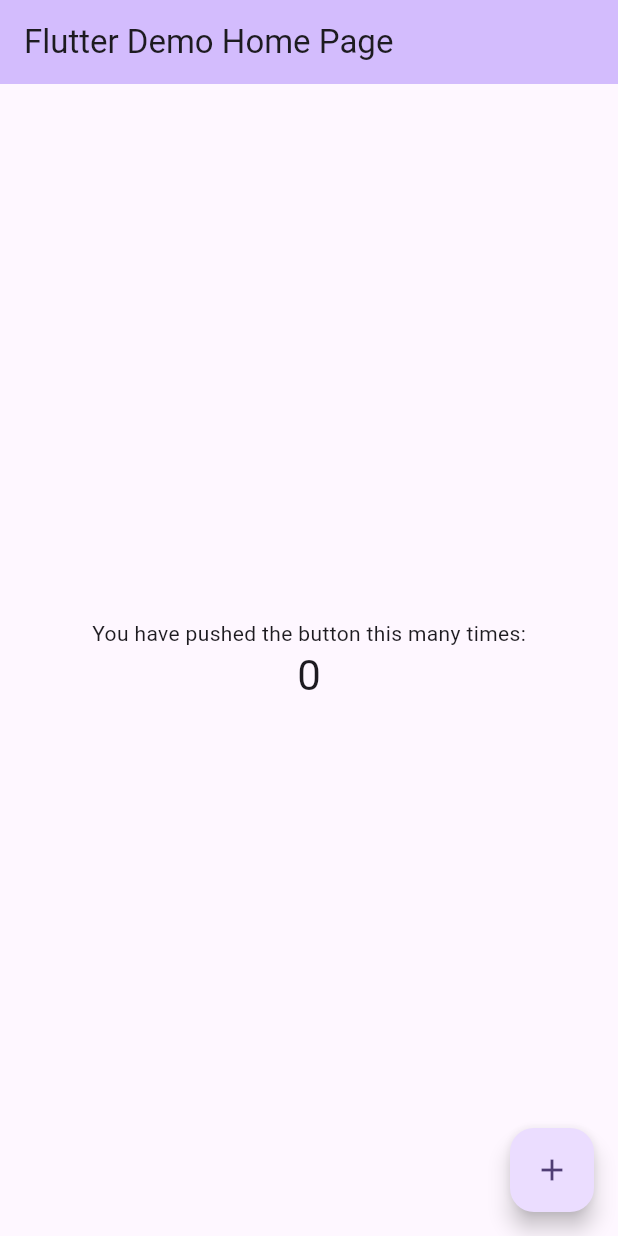
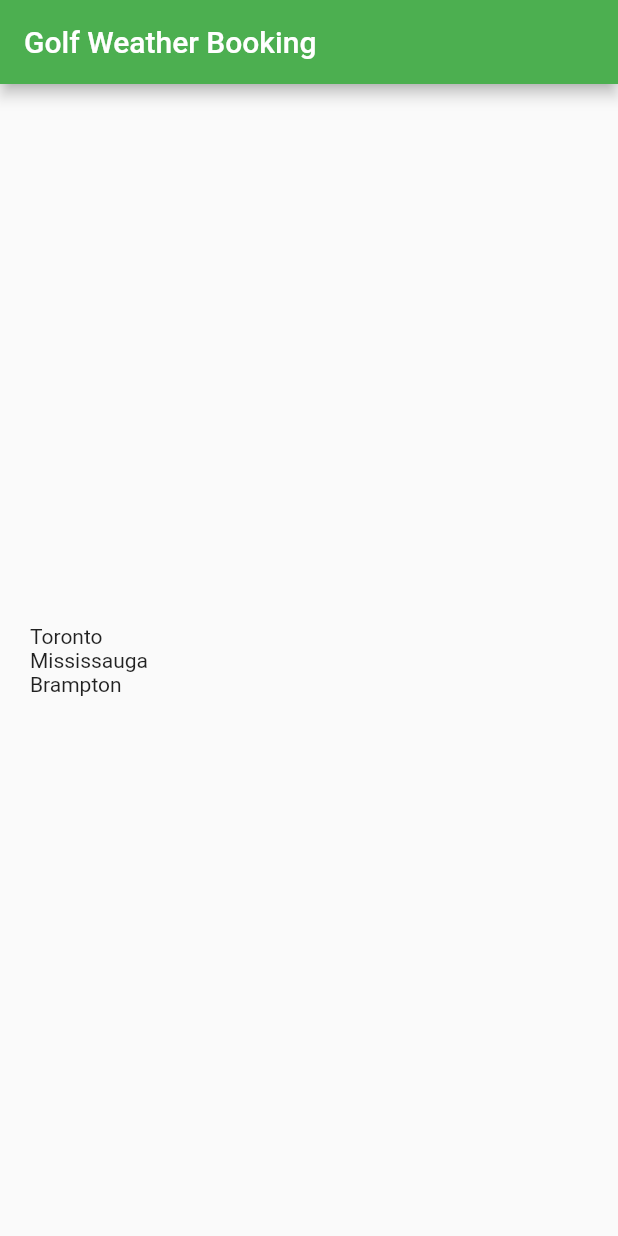
Before and after one commit to rdhkim/golf_weather, a Flutter app: the screen it shows after launch, on a phone screen of 412 x 824 dp. Run offline on Flutter 3.47's test engine with Material 2 defaults, Android fonts, the phone set to English and light mode, and no system bars; our stand-ins replace go_router, weather.

Commit message:
added new pages

```diff
--- a/analysis_options.yaml
+++ b/analysis_options.yaml
@@ -24,6 +24,12 @@ linter:
   rules:
     # avoid_print: false  # Uncomment to disable the `avoid_print` rule
     # prefer_single_quotes: true  # Uncomment to enable the `prefer_single_quotes` rule
+    prefer_const_constructors: false
+    prefer_final_fields: false
+    use_key_in_widget_constructors: false
+    prefer_const_literals_to_create_immutables: false
+    prefer_const_constructors_in_immutables: false
+    avoid_print: false
 
 # Additional information about this file can be found at
 # https://dart.dev/guides/language/analysis-options
--- a/lib/main.dart
+++ b/lib/main.dart
@@ -1,125 +1,34 @@
 import 'package:flutter/material.dart';
+import 'package:go_router/go_router.dart';
+import 'package:golf_weather/pages/home.dart';
+import 'package:golf_weather/pages/add_city.dart';
 
 void main() {
-  runApp(const MyApp());
+  runApp(GolfWeatherBooking());
 }
 
-class MyApp extends StatelessWidget {
-  const MyApp({super.key});
+final _router = GoRouter(
+  routes: <RouteBase>[
+    GoRoute(
+      path: '/',
+      builder: (context, state) {
+        return Home();
+      },
+    ),
+	GoRoute(
+		path: '/add_city',
+		builder: (context, state) {
+			return AddCity();
+			}
+		)
+  ],
+);
 
-  // This widget is the root of your application.
+class GolfWeatherBooking extends StatelessWidget {
   @override
   Widget build(BuildContext context) {
-    return MaterialApp(
-      title: 'Flutter Demo',
-      theme: ThemeData(
-        // This is the theme of your application.
-        //
-        // TRY THIS: Try running your application with "flutter run". You'll see
-        // the application has a blue toolbar. Then, without quitting the app,
-        // try changing the seedColor in the colorScheme below to Colors.green
-        // and then invoke "hot reload" (save your changes or press the "hot
-        // reload" button in a Flutter-supported IDE, or press "r" if you used
-        // the command line to start the app).
-        //
-        // Notice that the counter didn't reset back to zero; the application
-        // state is not lost during the reload. To reset the state, use hot
-        // restart instead.
-        //
-        // This works for code too, not just values: Most code changes can be
-        // tested with just a hot reload.
-        colorScheme: ColorScheme.fromSeed(seedColor: Colors.deepPurple),
-        useMaterial3: true,
-      ),
-      home: const MyHomePage(title: 'Flutter Demo Home Page'),
+    return MaterialApp.router(
+      routerConfig: _router,
     );
   }
 }
-
-class MyHomePage extends StatefulWidget {
-  const MyHomePage({super.key, required this.title});
-
-  // This widget is the home page of your application. It is stateful, meaning
-  // that it has a State object (defined below) that contains fields that affect
-  // how it looks.
-
-  // This class is the configuration for the state. It holds the values (in this
-  // case the title) provided by the parent (in this case the App widget) and
-  // used by the build method of the State. Fields in a Widget subclass are
-  // always marked "final".
-
-  final String title;
-
-  @override
-  State<MyHomePage> createState() => _MyHomePageState();
-}
-
-class _MyHomePageState extends State<MyHomePage> {
-  int _counter = 0;
-
-  void _incrementCounter() {
-    setState(() {
-      // This call to setState tells the Flutter framework that something has
-      // changed in this State, which causes it to rerun the build method below
-      // so that the display can reflect the updated values. If we changed
-      // _counter without calling setState(), then the build method would not be
-      // called again, and so nothing would appear to happen.
-      _counter++;
-    });
-  }
-
-  @override
-  Widget build(BuildContext context) {
-    // This method is rerun every time setState is called, for instance as done
-    // by the _incrementCounter method above.
-    //
-    // The Flutter framework has been optimized to make rerunning build methods
-    // fast, so that you can just rebuild anything that needs updating rather
-    // than having to individually change instances of widgets.
-    return Scaffold(
-      appBar: AppBar(
-        // TRY THIS: Try changing the color here to a specific color (to
-        // Colors.amber, perhaps?) and trigger a hot reload to see the AppBar
-        // change color while the other colors stay the same.
-        backgroundColor: Theme.of(context).colorScheme.inversePrimary,
-        // Here we take the value from the MyHomePage object that was created by
-        // the App.build method, and use it to set our appbar title.
-        title: Text(widget.title),
-      ),
-      body: Center(
-        // Center is a layout widget. It takes a single child and positions it
-        // in the middle of the parent.
-        child: Column(
-          // Column is also a layout widget. It takes a list of children and
-          // arranges them vertically. By default, it sizes itself to fit its
-          // children horizontally, and tries to be as tall as its parent.
-          //
-          // Column has various properties to control how it sizes itself and
-          // how it positions its children. Here we use mainAxisAlignment to
-          // center the children vertically; the main axis here is the vertical
-          // axis because Columns are vertical (the cross axis would be
-          // horizontal).
-          //
-          // TRY THIS: Invoke "debug painting" (choose the "Toggle Debug Paint"
-          // action in the IDE, or press "p" in the console), to see the
-          // wireframe for each widget.
-          mainAxisAlignment: MainAxisAlignment.center,
-          children: <Widget>[
-            const Text(
-              'You have pushed the button this many times:',
-            ),
-            Text(
-              '$_counter',
-              style: Theme.of(context).textTheme.headlineMedium,
-            ),
-          ],
-        ),
-      ),
-      floatingActionButton: FloatingActionButton(
-        onPressed: _incrementCounter,
-        tooltip: 'Increment',
-        child: const Icon(Icons.add),
-      ), // This trailing comma makes auto-formatting nicer for build methods.
-    );
-  }
-}
--- /dev/null
+++ b/lib/pages/home.dart
@@ -0,0 +1,25 @@
+import 'package:flutter/material.dart';
+
+class Home extends StatelessWidget {
+	@override
+	Widget build(BuildContext context) {
+		return Scaffold(
+			appBar: AppBar(
+				title: const Text("Golf Weather Booking"),
+				backgroundColor: Colors.green,
+				),
+			body: Center(
+				child: ListView(
+					shrinkWrap: true,
+						padding: const EdgeInsets.all(20.0),
+						children: [
+							Text("Toronto"),
+                            Text("Mississauga"),
+                            Text("Brampton")
+						],
+                        // make a new page that shows the city name and weather info
+				),
+			),
+		);
+	}
+}
--- a/pubspec.yaml
+++ b/pubspec.yaml
@@ -30,6 +30,10 @@ environment:
 dependencies:
   flutter:
     sdk: flutter
+  go_router: ^10.0.0
+  google_maps_flutter: ^2.4.0
+  http: ^1.1.0
+  weather: ^3.1.0
 
 dev_dependencies:
   flutter_test:
```
Also changed, not shown: lib/pages/add_city.dart (added, +20 -0 lines), lib/pages/weather_states.dart (added, +79 -0 lines), pubspec.lock, 1 other file.
